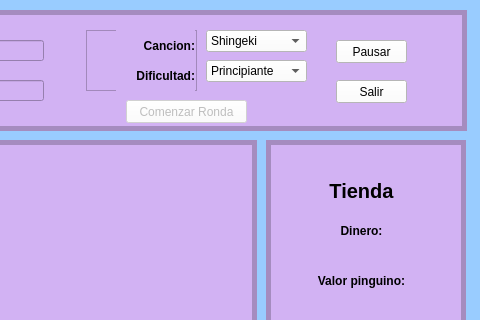
Old version of the form Tareas/T02/qt-designer-ventana_juego.ui in the repository domingo2000/ProgramacionAvanzada; both pictures show x 554 to 1034 and y 0 to 320 of the 1034 by 657 pixel window.
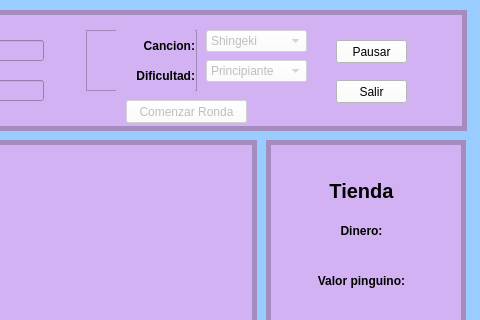
New version of the form. Icons and pictures are not drawn.

```diff
--- a/Tareas/T02/qt-designer-ventana_juego.ui
+++ b/Tareas/T02/qt-designer-ventana_juego.ui
@@ -184,7 +184,7 @@
    </widget>
    <widget class="QComboBox" name="opciones_cancion">
     <property name="enabled">
-     <bool>true</bool>
+     <bool>false</bool>
     </property>
     <property name="geometry">
      <rect>
@@ -209,6 +209,9 @@
     </item>
    </widget>
    <widget class="QComboBox" name="opciones_dificultad">
+    <property name="enabled">
+     <bool>false</bool>
+    </property>
     <property name="geometry">
      <rect>
       <x>740</x>
@@ -220,6 +223,15 @@
     <property name="styleSheet">
      <string notr="true">background-color: #ffffff;</string>
     </property>
+    <property name="editable">
+     <bool>false</bool>
+    </property>
+    <property name="currentText">
+     <string>Principiante</string>
+    </property>
+    <property name="frame">
+     <bool>true</bool>
+    </property>
     <item>
      <property name="text">
       <string>Principiante</string>
```
